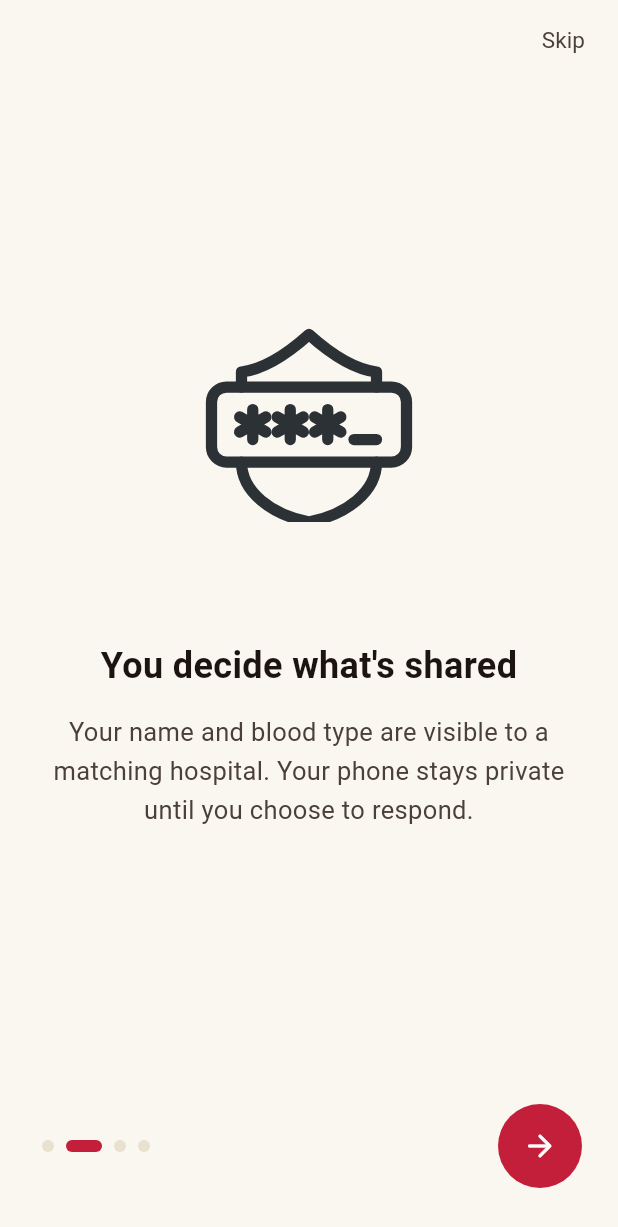
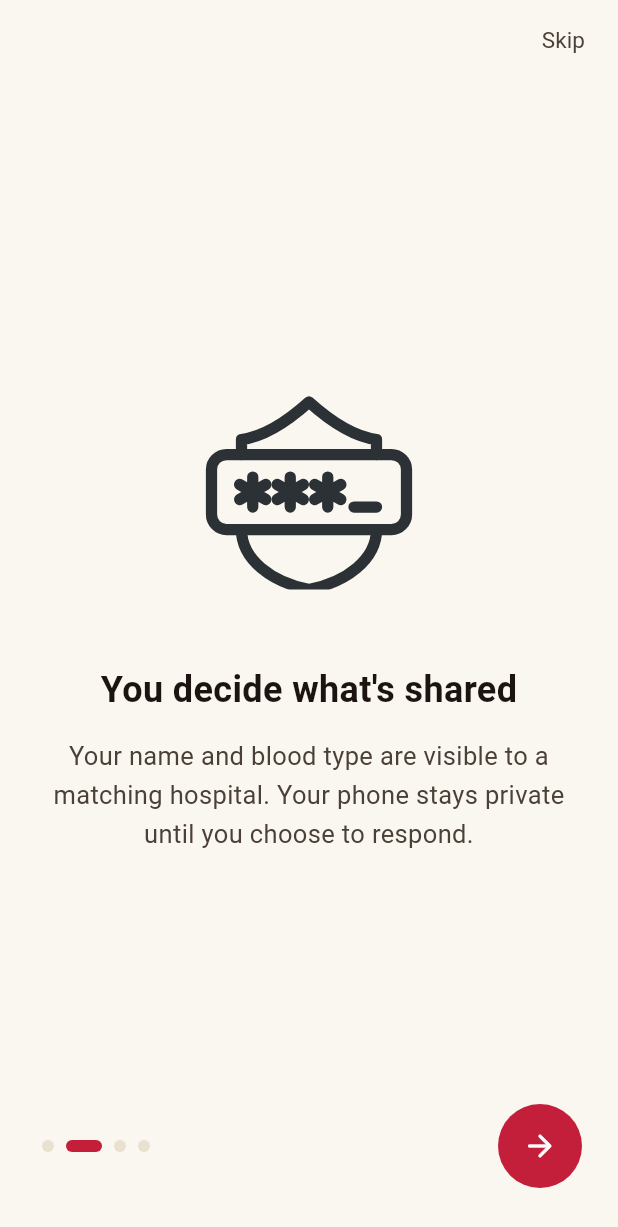
Before and after one commit to Legash-Team/Mobile, a Flutter app: the screen it shows after launch, swiped to page 2, on a phone screen of 412 x 824 dp. Shown: the top 1227 px of the screen. Run offline on Flutter 3.47's test engine with Material 3 defaults, Android fonts, the phone set to English and light mode, and no system bars; our stand-ins replace flutter_svg, geolocator; Roboto replaces fonts that are missing (IBMPlexSans); project files that could hold a hidden picture were left out.

Commit message:
feat: update onboarding assets and improve onboarding screen layout
- Updated logo SVG file for onboarding.
- Added onboarding verification SVG file.
- Enhanced the bottom navigation logic to show different UI for the last page.
- Refactored the onboarding screen layout to improve scrolling behavior and spacing.
- Updated dependencies in pubspec.yaml to use flutter_svg version 2.3.0.

```diff
--- a/onboarding_pages/onboarding_pages_code/onboarding_pages_legash/lib/onboarding_screen.dart
+++ b/onboarding_pages/onboarding_pages_code/onboarding_pages_legash/lib/onboarding_screen.dart
@@ -205,6 +205,8 @@
   }
 
   Widget _buildBottomNav() {
+    final isLastPage = _currentPage == _totalPages - 1;
+
     return Padding(
       padding: const EdgeInsets.fromLTRB(
         OnboardingSpace.lg,
@@ -212,7 +214,15 @@
         OnboardingSpace.lg,
         OnboardingSpace.xl,
       ),
-      child: Row(
+      child: isLastPage
+          ? Center(
+              child: PageIndicatorDots(
+                current: _currentPage,
+                total: _totalPages,
+                onTap: _goToPage,
+              ),
+            )
+          : Row(
               mainAxisAlignment: MainAxisAlignment.spaceBetween,
               children: [
                 PageIndicatorDots(
@@ -221,11 +231,9 @@
                   onTap: _goToPage,
                 ),
                 OnboardingNavArrow(
-            isLastPage: _currentPage == _totalPages - 1,
+                  isLastPage: false,
                   onTap: () {
-              if (_currentPage < _totalPages - 1) {
                     _goToPage(_currentPage + 1);
-              }
                   },
                 ),
               ],
@@ -314,12 +322,11 @@
 }
 
 //screens
-
 class _ScreenScaffold extends StatelessWidget {
   final Widget illustration;
   final String title;
   final String subtitle;
-  final Widget? below; // e.g. CTA buttons on slide 4
+  final Widget? below;
 
   const _ScreenScaffold({
     required this.illustration,
@@ -330,24 +337,45 @@
 
   @override
   Widget build(BuildContext context) {
-    return Column(
+    return LayoutBuilder(
+      builder: (context, constraints) {
+        return SingleChildScrollView(
+          physics: const BouncingScrollPhysics(),
+          child: ConstrainedBox(
+            constraints: BoxConstraints(minHeight: constraints.maxHeight),
+            child: Padding(
+              padding: const EdgeInsets.symmetric(vertical: 24),
+              child: Column(
+                mainAxisAlignment: MainAxisAlignment.center,
                 children: [
-        const Spacer(flex: 2),
                   illustration,
-        const Spacer(flex: 1),
-        Text(title, style: OnboardingText.h2(), textAlign: TextAlign.center),
+
+                  const SizedBox(height: OnboardingSpace.xl),
+
+                  Text(
+                    title,
+                    style: OnboardingText.h2(),
+                    textAlign: TextAlign.center,
+                  ),
+
                   const SizedBox(height: OnboardingSpace.md),
+
                   Text(
                     subtitle,
                     style: OnboardingText.lede(),
                     textAlign: TextAlign.center,
                   ),
+
                   if (below != null) ...[
                     const SizedBox(height: OnboardingSpace.xl),
                     below!,
                   ],
-        const Spacer(flex: 3),
                 ],
+              ),
+            ),
+          ),
+        );
+      },
     );
   }
 }
@@ -399,15 +427,14 @@
   @override
   Widget build(BuildContext context) {
     return _ScreenScaffold(
-      illustration: SvgPicture.asset(
-        OnboardingSvg.onboardingVerified,
-        width: 160,
-        height: 200,
-        fit: BoxFit.contain,
+      illustration: const Icon(
+        Icons.favorite,
+        size: 100,
+        color: OnboardingColor.crimson,
       ),
       title: "Every account is reviewed",
       subtitle:
-          'Both donors and hospitals must be verified before they can post or respond before they can post or respond to requests - so every connection is real.',
+          'Both donors and hospitals must be verified before they can post or respond to requests - so every connection is real.',
     );
   }
 }
@@ -421,8 +448,8 @@
     return _ScreenScaffold(
       illustration: SvgPicture.asset(
         OnboardingSvg.logoLegash,
-        width: 100,
-        height: 116,
+        width: 160,
+        height: 200,
         fit: BoxFit.contain,
       ),
       title: "Ready to be someone's match?",
@@ -435,22 +462,21 @@
               onPressed: () {
                 //go to register page
               },
-
               style: ButtonStyle(
-                backgroundColor: const MaterialStatePropertyAll(
+                backgroundColor: const WidgetStatePropertyAll(
                   OnboardingColor.crimson,
                 ),
-                foregroundColor: const MaterialStatePropertyAll(Colors.white),
-                overlayColor: MaterialStateProperty.resolveWith((states) {
-                  if (states.contains(MaterialState.pressed))
+                foregroundColor: const WidgetStatePropertyAll(Colors.white),
+                overlayColor: WidgetStateProperty.resolveWith((states) {
+                  if (states.contains(WidgetState.pressed))
                     return OnboardingColor.crimsonDark;
                   return null;
                 }),
-                elevation: const MaterialStatePropertyAll(0),
-                padding: const MaterialStatePropertyAll(
+                elevation: const WidgetStatePropertyAll(0),
+                padding: const WidgetStatePropertyAll(
                   EdgeInsets.symmetric(vertical: OnboardingSpace.md + 4),
                 ),
-                shape: MaterialStatePropertyAll(
+                shape: WidgetStatePropertyAll(
                   RoundedRectangleBorder(
                     borderRadius: BorderRadius.circular(OnboardingRadius.md),
                   ),
@@ -469,21 +495,21 @@
                 //go to login page
               },
               style: ButtonStyle(
-                foregroundColor: const MaterialStatePropertyAll(
+                foregroundColor: const WidgetStatePropertyAll(
                   OnboardingColor.ink,
                 ),
-                overlayColor: MaterialStateProperty.resolveWith((states) {
-                  if (states.contains(MaterialState.pressed))
+                overlayColor: WidgetStateProperty.resolveWith((states) {
+                  if (states.contains(WidgetState.pressed))
                     return OnboardingColor.paperDim;
                   return null;
                 }),
-                side: const MaterialStatePropertyAll(
+                side: const WidgetStatePropertyAll(
                   BorderSide(color: OnboardingColor.sand, width: 1.5),
                 ),
-                padding: const MaterialStatePropertyAll(
+                padding: const WidgetStatePropertyAll(
                   EdgeInsets.symmetric(vertical: OnboardingSpace.md + 4),
                 ),
-                shape: MaterialStatePropertyAll(
+                shape: WidgetStatePropertyAll(
                   RoundedRectangleBorder(
                     borderRadius: BorderRadius.circular(OnboardingRadius.md),
                   ),
--- a/onboarding_pages/onboarding_pages_code/onboarding_pages_legash/pubspec.yaml
+++ b/onboarding_pages/onboarding_pages_code/onboarding_pages_legash/pubspec.yaml
@@ -12,7 +12,7 @@
 dependencies:
   flutter:
     sdk: flutter
-  flutter_svg: 2.0.10+1
+  flutter_svg: 2.3.0
 
 
   cupertino_icons: ^1.0.8
```
Also changed, not shown: onboarding_pages/onboarding_pages_code/onboarding_pages_legash/assets/svg/logo_legash.svg, onboarding_pages/onboarding_pages_code/onboarding_pages_legash/assets/svg/onboarding_verification.svg (renamed from onboarding_pages/onboarding_pages_code/onboarding_pages_legash/assets/svg/onboarding_verified.svg), onboarding_pages/onboarding_pages_code/onboarding_pages_legash/pubspec.lock. Lines whose indentation alone changed are shown as unchanged.
